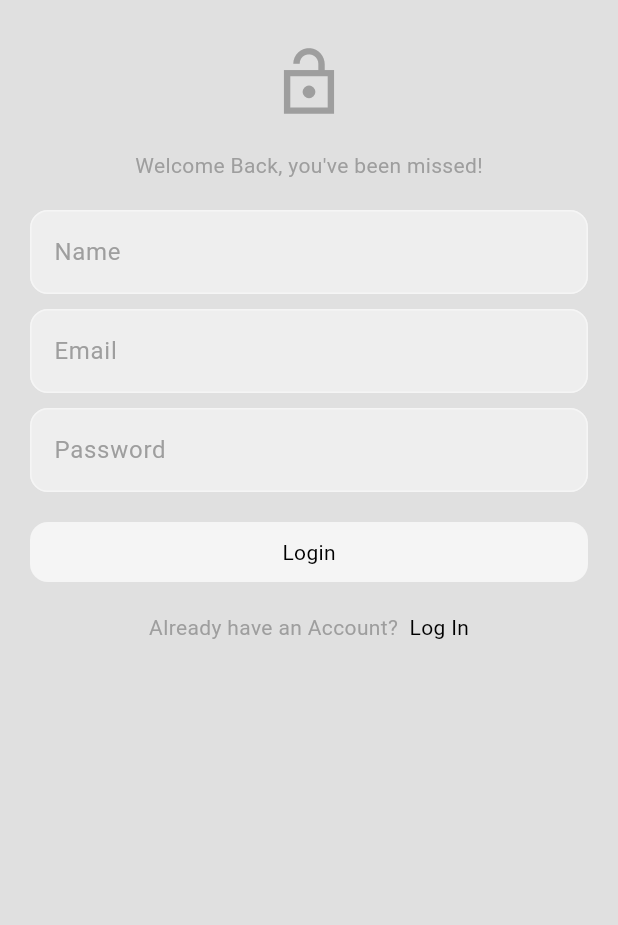
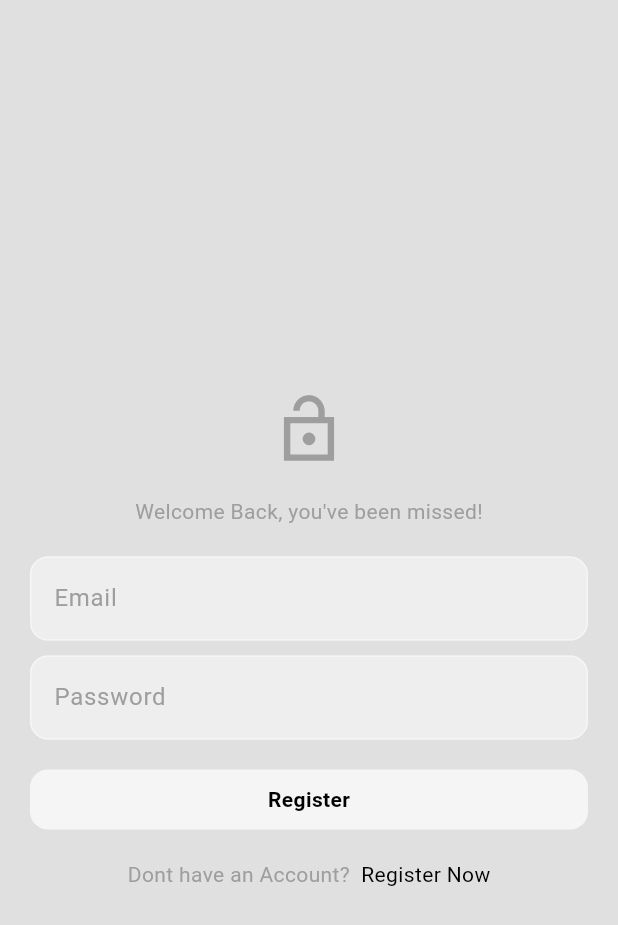
Before and after one commit to kamrankhan67/socializer, a Flutter app: the screen it shows after launch, on a phone screen of 412 x 824 dp. Shown: the top 925 px of the screen. Run offline on Flutter 3.47's test engine with Material 3 defaults, Android fonts, the phone set to English and light mode, and no system bars; our stand-ins replace cloud_firestore, firebase_auth, firebase_core, flutter_bloc; accounts and stored records are empty.

Commit message:
3rd commit

```diff
--- /dev/null
+++ b/lib/app.dart
@@ -0,0 +1,43 @@
+import 'package:flutter/material.dart';
+import 'package:flutter_bloc/flutter_bloc.dart';
+import 'package:socializer/features/auth/data/firebase_auth_repo.dart';
+import 'package:socializer/features/auth/presentation/cubits/auth_cubit.dart';
+import 'package:socializer/features/auth/presentation/cubits/auth_states.dart';
+import 'package:socializer/features/auth/presentation/pages/auth_page.dart';
+import 'package:socializer/features/home/presentation/pages/home_page.dart';
+import 'package:socializer/theme/light_theme.dart';
+
+class MyApp extends StatelessWidget {
+  MyApp({super.key});
+  final authRepo = FirebaseAuthRepo();
+  @override
+  Widget build(BuildContext context) {
+    return BlocProvider(
+      create: (context) => AuthCubit(authRepo: authRepo)..checkAuth(),
+      child: MaterialApp(
+        theme: lightTheme,
+        debugShowCheckedModeBanner: false,
+        home: BlocConsumer<AuthCubit, AuthState>(
+          builder: (context, authState) {
+            print(authState);
+            if (authState is UnAuthenticated) {
+              return const AuthPage();
+            }
+            if (authState is Authenticated) {
+              return HomePage();
+            } else {
+              return Scaffold(body: Center(child: CircularProgressIndicator()));
+            }
+          },
+          listener: (context, state) {
+            if (state is AuthErrors) {
+              ScaffoldMessenger.of(
+                context,
+              ).showSnackBar(SnackBar(content: Text(state.message)));
+            }
+          },
+        ),
+      ),
+    );
+  }
+}
--- a/lib/features/auth/presentation/components/my_button.dart
+++ b/lib/features/auth/presentation/components/my_button.dart
@@ -20,7 +20,7 @@ class MyButton extends StatelessWidget {
           color: Theme.of(context).colorScheme.tertiary,
 
         ),
-        child: Text(text),
+        child: Text(text,style: TextStyle(fontWeight: FontWeight.bold),),
       ),
     );
   }
--- /dev/null
+++ b/lib/features/auth/presentation/pages/auth_page.dart
@@ -0,0 +1,31 @@
+// weather the user is loged in or signup
+
+import 'package:flutter/material.dart';
+import 'package:socializer/features/auth/presentation/pages/login_page.dart';
+import 'package:socializer/features/auth/presentation/pages/signup_page.dart';
+
+class AuthPage extends StatefulWidget {
+  const AuthPage({super.key});
+
+  @override
+  State<AuthPage> createState() => _AuthPageState();
+}
+
+class _AuthPageState extends State<AuthPage> {
+  bool showLoginPage = true;
+
+  void toggle() {
+   setState(() {
+      showLoginPage = !showLoginPage;
+   });
+  }
+
+  @override
+  Widget build(BuildContext context) {
+    if (showLoginPage) {
+      return LoginPage(onTap: toggle,);
+    } else {
+      return SignupPage(onTap: toggle,);
+    }
+  }
+}
--- a/lib/features/auth/presentation/pages/login_page.dart
+++ b/lib/features/auth/presentation/pages/login_page.dart
@@ -1,19 +1,51 @@
 import 'package:flutter/material.dart';
+import 'package:flutter_bloc/flutter_bloc.dart';
 import 'package:socializer/features/auth/presentation/components/my_button.dart';
 import 'package:socializer/features/auth/presentation/components/my_textfield.dart';
+import 'package:socializer/features/auth/presentation/cubits/auth_cubit.dart';
 
-class LoginPage extends StatelessWidget {
-  const LoginPage({super.key});
+class LoginPage extends StatefulWidget {
+  const LoginPage({super.key, required this.onTap});
+  final void Function() onTap;
+
+  @override
+  State<LoginPage> createState() => _LoginPageState();
+}
+
+class _LoginPageState extends State<LoginPage> {
+  final emailController = TextEditingController();
+
+  final passwordController = TextEditingController();
+
+  void onLogin() {
+    String email = emailController.text;
+    String password = passwordController.text;
+    final authCubit = context.read<AuthCubit>();
+
+    if (email.isNotEmpty && password.isNotEmpty) {
+      authCubit.login(email, password);
+    } else {
+      ScaffoldMessenger.of(context).showSnackBar(
+        SnackBar(content: Text("Please Enter Email and Password Both")),
+      );
+    }
+  }
+
+  @override
+  void dispose() {
+    emailController.dispose();
+    passwordController.dispose();
+    super.dispose();
+  }
 
   @override
   Widget build(BuildContext context) {
-    TextEditingController emailController = TextEditingController();
-    TextEditingController passwordController = TextEditingController();
     return Scaffold(
       body: Padding(
         padding: const EdgeInsets.symmetric(horizontal: 20.0),
         child: Column(
           crossAxisAlignment: CrossAxisAlignment.center,
+          mainAxisAlignment: MainAxisAlignment.center,
 
           children: [
             SizedBox(height: 30),
@@ -33,23 +65,33 @@ class LoginPage extends StatelessWidget {
               hint: "Email",
               obscure: false,
             ),
-            SizedBox(height: 10,),
+            SizedBox(height: 10),
             MyTextfield(
               controller: passwordController,
               hint: "Password",
               obscure: true,
             ),
-            SizedBox(height: 20,),
-            MyButton(text: "Login",),
-            SizedBox(height: 20,),
+            SizedBox(height: 20),
+            MyButton(text: "Register", onTap: onLogin),
+            SizedBox(height: 20),
             Row(
               mainAxisAlignment: MainAxisAlignment.center,
               children: [
-                Text("Dont have an Account?  ",style: TextStyle(color: Theme.of(context).colorScheme.primary)),
-                GestureDetector(child: Text( "Register Now",style: TextStyle(color: Colors.black)))
+                Text(
+                  "Dont have an Account?  ",
+                  style: TextStyle(
+                    color: Theme.of(context).colorScheme.primary,
+                  ),
+                ),
+                GestureDetector(
+                  onTap: widget.onTap,
+                  child: Text(
+                    "Register Now",
+                    style: TextStyle(color: Colors.black),
+                  ),
+                ),
               ],
-            )
-
+            ),
           ],
         ),
       ),
--- a/lib/main.dart
+++ b/lib/main.dart
@@ -1,24 +1,10 @@
 import 'package:firebase_core/firebase_core.dart';
 import 'package:flutter/material.dart';
-import 'package:socializer/features/auth/presentation/pages/login_page.dart';
-import 'package:socializer/features/auth/presentation/pages/signup_page.dart';
-import 'package:socializer/features/theme/light_theme.dart';
-import 'package:socializer/firebase_options.dart';
+import 'package:socializer/app.dart';
+import 'package:socializer/configure/firebase_options.dart';
 
 void main() async {
   WidgetsFlutterBinding.ensureInitialized;
   await Firebase.initializeApp(options: DefaultFirebaseOptions.currentPlatform);
   runApp(MyApp());
 }
-
-class MyApp extends StatelessWidget {
-  const MyApp({super.key});
-  @override
-  Widget build(BuildContext context) {
-    return MaterialApp(
-      theme: lightTheme,
-      debugShowCheckedModeBanner: false,
-      home: SignupPage(),
-    );
-  }
-}
```
Also changed, not shown: lib/features/auth/data/firebase_auth_repo.dart (+9 -1 lines), lib/features/auth/presentation/pages/signup_page.dart (+65 -12 lines), lib/features/home/presentation/components/my_drawer.dart (added, +71 -0 lines), lib/features/home/presentation/components/my_drawer_tile.dart (added, +25 -0 lines), lib/features/home/presentation/pages/home_page.dart (added, +25 -0 lines), lib/features/profile/presentation/pages/profile_page.dart (added, +19 -0 lines), lib/configure/firebase_options.dart (renamed from lib/firebase_options.dart), lib/theme/light_theme.dart (renamed from lib/features/theme/light_theme.dart), 1 other file.
